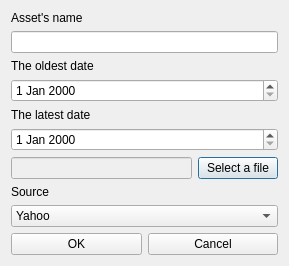
Before: the Qt Designer form Sources/GUI/import.ui in pchaigno/varsoft, drawn with Qt 5.
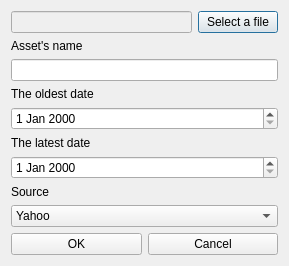
After: the same form once the commit is applied.

Commit message: import's window changed + better code for saving path

```diff
--- a/Sources/GUI/import.ui
+++ b/Sources/GUI/import.ui
@@ -14,6 +14,24 @@
    <string>Paramétrage de l'importation</string>
   </property>
   <layout class="QVBoxLayout" name="verticalLayout">
+   <item>
+    <layout class="QHBoxLayout" name="horizontalLayout_2">
+     <item>
+      <widget class="QLineEdit" name="filePath">
+       <property name="enabled">
+        <bool>false</bool>
+       </property>
+      </widget>
+     </item>
+     <item>
+      <widget class="QPushButton" name="importButton">
+       <property name="text">
+        <string>Select a file</string>
+       </property>
+      </widget>
+     </item>
+    </layout>
+   </item>
    <item>
     <widget class="QLabel" name="label">
      <property name="text">
@@ -44,24 +62,6 @@
    <item>
     <widget class="QDateEdit" name="endDate"/>
    </item>
-   <item>
-    <layout class="QHBoxLayout" name="horizontalLayout_2">
-     <item>
-      <widget class="QLineEdit" name="filePath">
-       <property name="enabled">
-        <bool>false</bool>
-       </property>
-      </widget>
-     </item>
-     <item>
-      <widget class="QPushButton" name="importButton">
-       <property name="text">
-        <string>Select a file</string>
-       </property>
-      </widget>
-     </item>
-    </layout>
-   </item>
    <item>
     <widget class="QLabel" name="label_4">
      <property name="text">
```
The commit also changes 2 other files.
